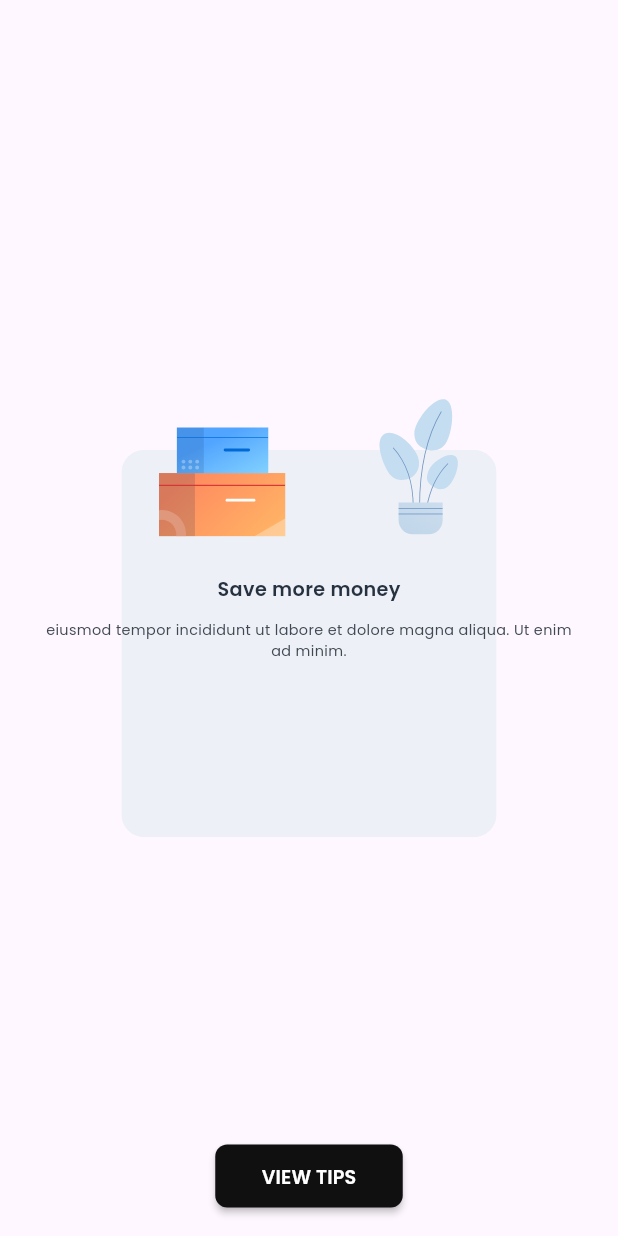
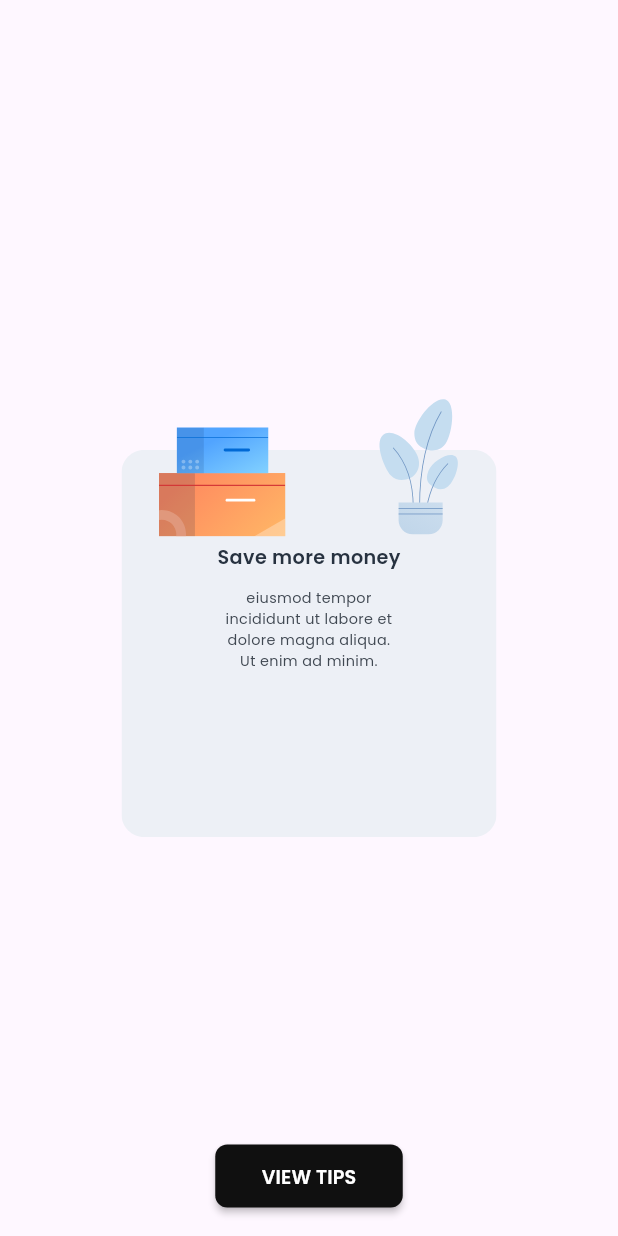
Before and after one commit to YasmeenGad/responsive_dashboard, a Flutter app: the CustomImageSection widget shown alone on an empty page, opened directly, on a phone screen of 412 x 824 dp. Run offline on Flutter 3.47's test engine with Material 3 defaults, Android fonts, the phone set to English and light mode, and no system bars; our stand-ins replace flutter_svg, google_fonts.

Commit message:
refactor image section

```diff
--- a/lib/src/features/widgets/custom_image_section.dart
+++ b/lib/src/features/widgets/custom_image_section.dart
@@ -18,16 +18,13 @@ class CustomImageSection extends StatelessWidget {
               height: 292,
               decoration: BoxDecoration(
                   borderRadius: BorderRadius.circular(
-                      12)), // Set the desired height for the image container
-              child: AspectRatio(
-                aspectRatio: 16 / 9, // Aspect ratio (width / height)
+                      12)),
               child: ClipRRect(
                 borderRadius: BorderRadius.circular(12),
                 child: SvgPicture.asset(
                   "assets/images/BoxTips.svg",
                   fit: BoxFit
-                        .cover, // Maintain aspect ratio and cover the available space
-                  ),
+                      .cover,
                 ),
               ),
             ),
@@ -36,7 +33,7 @@ class CustomImageSection extends StatelessWidget {
             child: Align(
               alignment: Alignment.center,
               child: Padding(
-                padding: const EdgeInsets.all(30),
+                padding: const EdgeInsets.symmetric(horizontal: 30,),
                 child: Column(
                   mainAxisAlignment: MainAxisAlignment.center,
                   children: [
@@ -49,10 +46,14 @@ class CustomImageSection extends StatelessWidget {
                       ),
                     ),
                     const SizedBox(height: 12),
-                    Text(
+                    Container(
+                      width: 120,
+                      height: 70,
+                      child: Text(
                         "eiusmod tempor incididunt ut labore et dolore magna aliqua. Ut enim ad minim.",
                         style: AppTextStyle.styleRegular12(context),
                         textAlign: TextAlign.center,
+                      ),
                     ),
                   ],
                 ),
```
Lines whose indentation alone changed are shown as unchanged.
